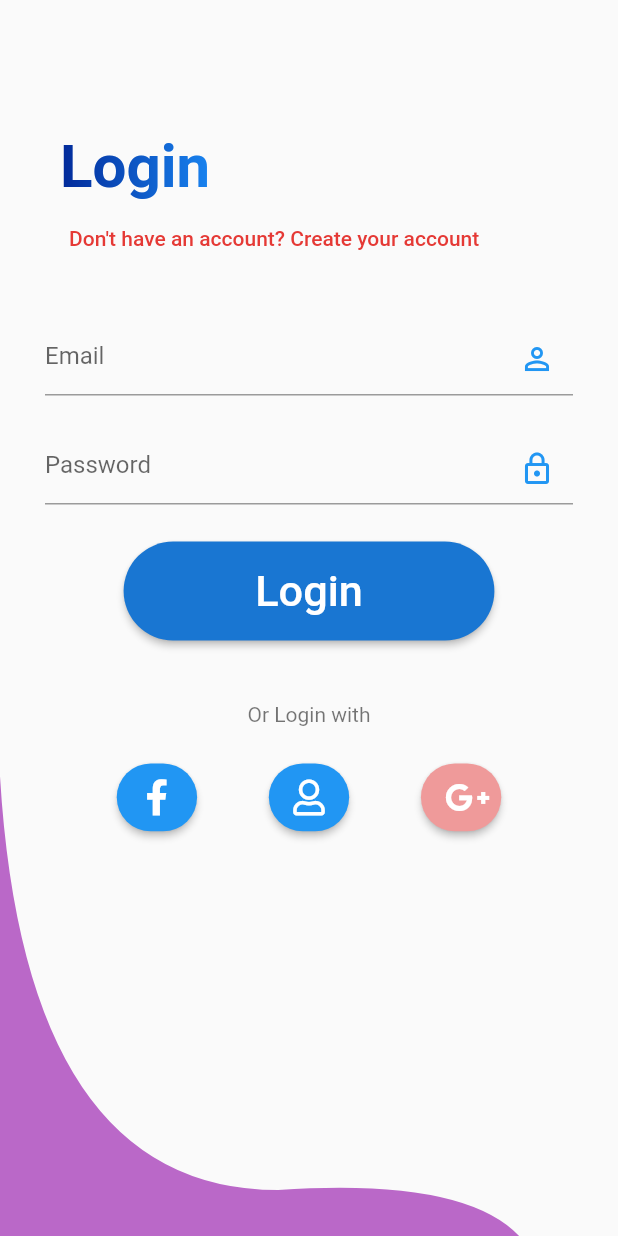
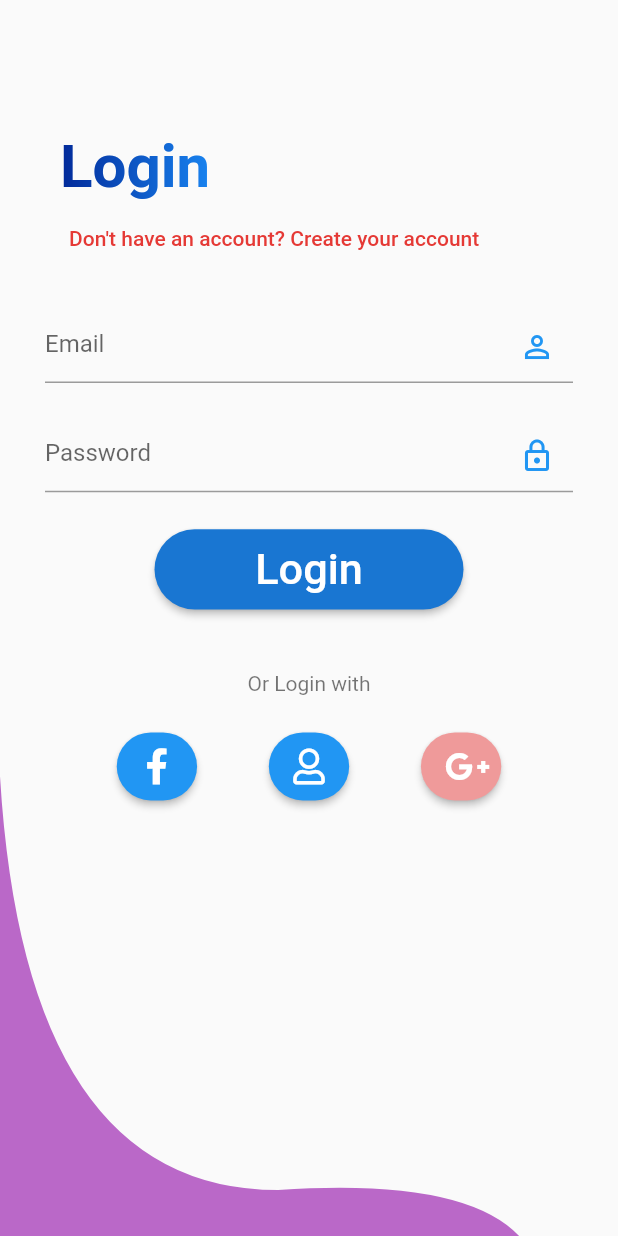
Before and after one commit to Devnot-Mentor-2020/Authentication-In-Flutter-, a Flutter app: the screen it shows after launch, on a phone screen of 412 x 824 dp. Run offline on Flutter 3.47's test engine with Material 2 defaults, Android fonts, the phone set to English and light mode, and no system bars; our stand-ins replace firebase_auth, font_awesome_flutter, get_it, google_sign_in; missing offline and left inert: flutter_facebook_login; accounts and stored records are empty.

Commit message:
Login Page and Firebase services updated

```diff
--- a/lib/app/sing_in/e-mail_password.dart
+++ b/lib/app/sing_in/e-mail_password.dart
@@ -54,21 +54,47 @@ class _EmailPasswordState extends State<EmailPassword> {
       key: _formKey,
       child: Column(
         children: [
-          Row(
-            children: [
-              FlatButton(
-                  onPressed: () => _stateChange(),
-                  child: Text(
-                    _linkText,
-                    style: TextStyle(color: Colors.red.shade600),
-                  )),
+          registerOrLogin(),
+          buildSizedBox(context),
+          emailInput(_userModel),
+          buildSizedBox(context),
+          passwordInput(_userModel),
+          buildSizedBox(context),
+          buildLoginButton(context),
         ],
       ),
-          SizedBox(
-            height: MediaQuery.of(context).size.height * 0.04,
-          ),
-          Container(
-            child: TextFormField(
+    );
+  }
+
+  LoginButton buildLoginButton(BuildContext context) {
+    return LoginButton(
+          backGroundColor: Colors.blue.shade700,
+          onPressed: () => _formSubmit(context),
+          text: _buttonText,
+          textColor: Colors.white,
+        );
+  }
+
+  TextFormField passwordInput(UserModel _userModel) {
+    return TextFormField(
+          onSaved: (String input) {
+            _password = input;
+          },
+          obscureText: true,
+          decoration: InputDecoration(
+              errorText: _userModel.passwordError != null
+                  ? _userModel.passwordError
+                  : null,
+              hintText: "Password",
+              suffixIcon: Icon(
+                Icons.lock_outline,
+                color: Colors.blue,
+              )),
+        );
+  }
+
+  TextFormField emailInput(UserModel _userModel) {
+    return TextFormField(
           keyboardType: TextInputType.emailAddress,
           onSaved: (String input) {
             _email = input;
@@ -82,41 +108,22 @@ class _EmailPasswordState extends State<EmailPassword> {
                 Icons.person_outline,
                 color: Colors.blue,
               )),
-            ),
-          ),
-          SizedBox(
-            height: MediaQuery.of(context).size.height * 0.03,
-          ),
-          Container(
-            child: TextFormField(
-              onSaved: (String input) {
-                _password = input;
-              },
-              obscureText: true,
-              decoration: InputDecoration(
-                  errorText: _userModel.passwordError != null
-                      ? _userModel.passwordError
-                      : null,
-                  hintText: "Password",
-                  suffixIcon: Icon(
-                    Icons.lock_outline,
-                    color: Colors.blue,
-                  )),
-            ),
-          ),
-          SizedBox(height: MediaQuery.of(context).size.height * 0.03),
-          SizedBox(
-            height: MediaQuery.of(context).size.height * 0.08,
-            width: MediaQuery.of(context).size.width * 0.6,
-            child: LoginButton(
-              backGroundColor: Colors.blue.shade700,
-              onPressed: () => _formSubmit(context),
-              text: _buttonText,
-              textColor: Colors.white,
-            ),
-          )
-        ],
-      ),
         );
   }
+
+  Row registerOrLogin() {
+    return Row(
+          children: [
+            FlatButton(
+                onPressed: () => _stateChange(),
+                child: Text(
+                  _linkText,
+                  style: TextStyle(color: Colors.red.shade600),
+                )),
+          ],
+        );
   }
+
+  SizedBox buildSizedBox(BuildContext context) =>
+      SizedBox(height: MediaQuery.of(context).size.height * 0.03);
+}
--- a/lib/core/components/button/login_button/login_button_widget.dart
+++ b/lib/core/components/button/login_button/login_button_widget.dart
@@ -14,14 +14,18 @@ class LoginButton extends StatelessWidget{
     return buildRaisedButton(context);
   }
 
-  RaisedButton buildRaisedButton(BuildContext context){
-    return RaisedButton(
+  ButtonTheme buildRaisedButton(BuildContext context){
+    return ButtonTheme(
+      minWidth: MediaQuery.of(context).size.width*0.5,
+      height: MediaQuery.of(context).size.width*0.13,
+      child: RaisedButton(
         child: buildCenterText(context),
         onPressed: onPressed,
         color: backGroundColor,
         textColor: textColor,
         shape: RoundedRectangleBorder(
           borderRadius: BorderRadius.all(Radius.circular(40)),
+        ),
       ),
     );
   }
--- a/lib/services/firebase_auth_services.dart
+++ b/lib/services/firebase_auth_services.dart
@@ -6,6 +6,8 @@ import 'package:naptin/services/auth_base.dart';
 
 class FireBaseAuthService implements AuthBase {
   final FirebaseAuth _firebaseAuth = FirebaseAuth.instance;
+  final _googleSignIn = GoogleSignIn();
+  final _facebookLogin = FacebookLogin();
 
   @override
   Future<User> currentUser() async {
@@ -38,12 +40,8 @@ class FireBaseAuthService implements AuthBase {
   @override
   Future<bool> singOut() async {
     try {
-      final _googleSignIn = GoogleSignIn();
       await _googleSignIn.signOut();
-
-      final _facebookLogin = FacebookLogin();
       await _facebookLogin.logOut();
-
       await _firebaseAuth.signOut();
       return true;
     } catch (e) {
@@ -54,7 +52,6 @@ class FireBaseAuthService implements AuthBase {
 
   @override
   Future<User> singInWithGoogle() async {
-    GoogleSignIn _googleSignIn = GoogleSignIn();
     GoogleSignInAccount _googleUser = await _googleSignIn.signIn();
 
     if (_googleUser != null) {
@@ -74,7 +71,6 @@ class FireBaseAuthService implements AuthBase {
 
   @override
   Future<User> singInWithFacebook() async {
-    final _facebookLogin = FacebookLogin();
     FacebookLoginResult _facebookResult =
         await _facebookLogin.logIn(["public_profile", "email"]);
     switch (_facebookResult.status) {
```
Lines whose indentation alone changed are shown as unchanged.
